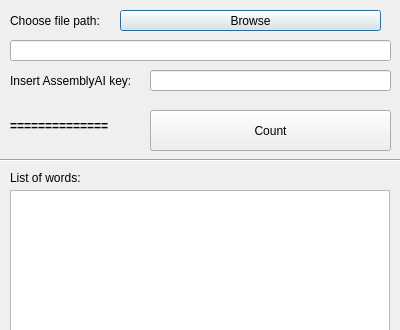
This is views/file_window.ui in Antek-N/SpeechScan as Qt 5 draws it before an edit; both pictures show x 0 to 400 and y 0 to 330 of the 400 by 500 pixel window. The edited form follows.
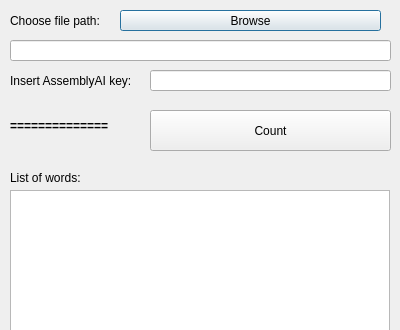
This is the edited form.

Commit message: Add a new GUI style to project.

Diff of the .ui file:
```diff
--- a/views/file_window.ui
+++ b/views/file_window.ui
@@ -61,19 +61,6 @@
     <string>Choose file path:</string>
    </property>
   </widget>
-  <widget class="Line" name="line">
-   <property name="geometry">
-    <rect>
-     <x>-10</x>
-     <y>150</y>
-     <width>411</width>
-     <height>20</height>
-    </rect>
-   </property>
-   <property name="orientation">
-    <enum>Qt::Horizontal</enum>
-   </property>
-  </widget>
   <widget class="QLabel" name="label_3">
    <property name="geometry">
     <rect>
@@ -213,9 +200,9 @@
    <property name="geometry">
     <rect>
      <x>290</x>
-     <y>160</y>
+     <y>150</y>
      <width>111</width>
-     <height>31</height>
+     <height>41</height>
     </rect>
    </property>
    <property name="text">
```
Left out of the diff: 1 changed line with no effect on the pictures. The commit also changes 6 other files.
